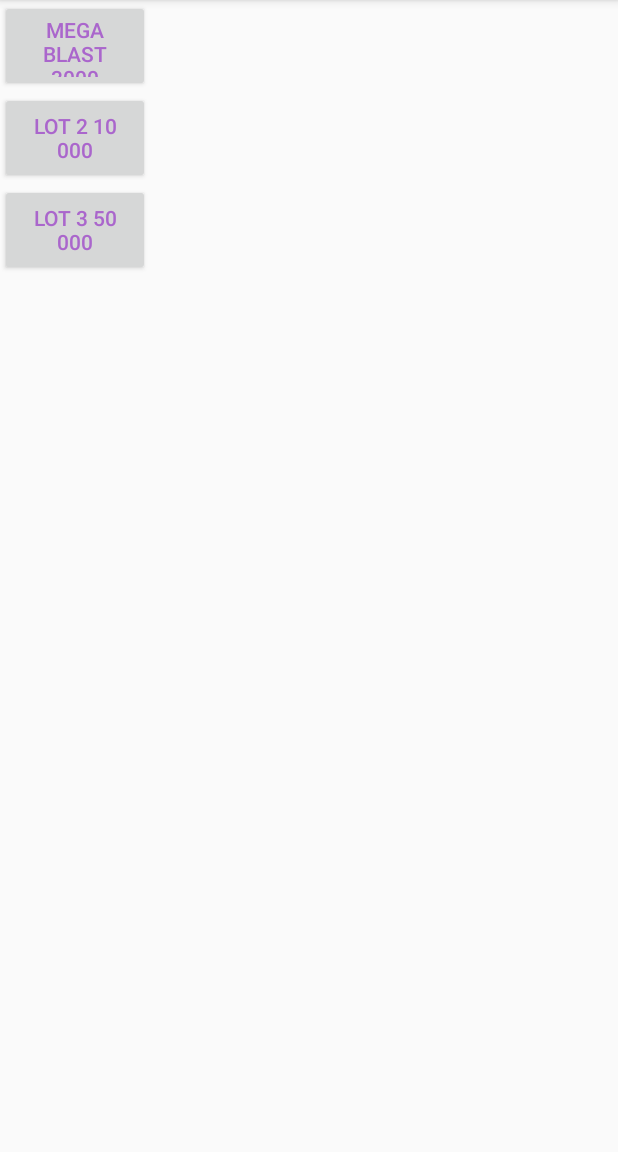
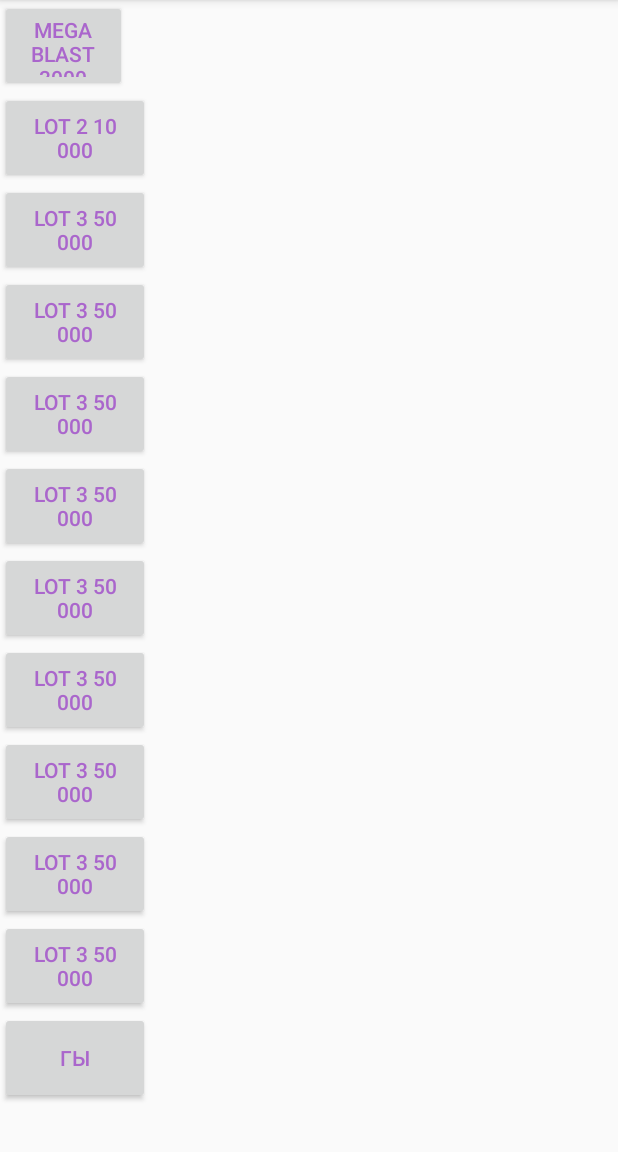
Before and after one commit to nikita0971/ClickAllOfThem, an Android app: the Shop screen opened directly, with no data from a screen before it, on a phone screen of 412 x 824 dp, the part 84-1236 px from its top. Run offline under Robolectric (Android 15) with nearby library versions, the phone set to English and light mode, and no system bars.

Commit message:
Added scroll

```diff
--- a/app/src/main/java/com/example/myapplication/Shop.java
+++ b/app/src/main/java/com/example/myapplication/Shop.java
@@ -1,7 +1,11 @@
 package com.example.myapplication;
 
+import android.content.Intent;
 import android.support.v7.app.AppCompatActivity;
 import android.os.Bundle;
+import android.view.View;
+import android.widget.Button;
+import android.widget.TextView;
 
 public class Shop extends AppCompatActivity {
 
@@ -9,5 +13,22 @@ public class Shop extends AppCompatActivity {
     protected void onCreate(Bundle savedInstanceState) {
         super.onCreate(savedInstanceState);
         setContentView(R.layout.activity_shop);
+
+
+
+
+        final long[] mon = {100000};
+
+        Button button = (Button) findViewById(R.id.button1);
+        final Shop this_ = this;
+        View.OnClickListener listener = new View.OnClickListener() {
+            @Override
+            public void onClick(View v) {
+                Intent intent = new Intent(this_, Shop.class);
+                mon[0] -=  100;
+            }
+        };
+        button.setOnClickListener(listener);
+
     }
 }
--- a/app/src/main/res/layout/activity_shop.xml
+++ b/app/src/main/res/layout/activity_shop.xml
@@ -1,17 +1,33 @@
 <?xml version="1.0" encoding="utf-8"?>
+<ScrollView xmlns:android="http://schemas.android.com/apk/res/android"
+    xmlns:tools="http://schemas.android.com/tools"
+    android:id="@+id/scrollView1"
+    android:layout_width="match_parent"
+    android:layout_height="match_parent" >
+
 <RelativeLayout
     xmlns:android="http://schemas.android.com/apk/res/android"
+    xmlns:tools="http://schemas.android.com/tools"
     xmlns:app="http://schemas.android.com/apk/res-auto"
-    xmlns:tools="http://schemas.android.com/tools"
     android:layout_width="match_parent"
     android:layout_height="match_parent"
-    tools:context="com.example.myapplication.Shop">
+    tools:context="com.example.myapplication.Shop"
+    android:orientation="vertical">
+
+
+
+
     <Button
         android:layout_width="100dp"
         android:layout_height="61dp"
         android:text="mega blast 3000"
         android:textColor="@android:color/holo_purple"
-        android:id="@+id/button1" />
+        android:id="@+id/button1"
+        android:layout_alignParentTop="true"
+        android:layout_alignRight="@+id/button2"
+        android:layout_alignEnd="@+id/button2"
+        android:layout_marginRight="15dp"
+        android:layout_marginEnd="15dp" />
     <Button
         android:layout_width="100dp"
         android:layout_height="61dp"
@@ -30,6 +46,91 @@
         android:layout_below="@+id/button2"
         android:layout_alignParentLeft="true"
         android:layout_alignParentStart="true" />
+    <Button
+        android:layout_width="100dp"
+        android:layout_height="61dp"
+        android:text="lot 3 50 000"
+        android:id="@+id/button4"
+        android:textColor="@android:color/holo_purple"
+        android:layout_below="@+id/button3"
+        android:layout_alignParentLeft="true"
+        android:layout_alignParentStart="true" />
+
+    <Button
+        android:layout_width="100dp"
+        android:layout_height="61dp"
+        android:text="lot 3 50 000"
+        android:id="@+id/button5"
+        android:textColor="@android:color/holo_purple"
+        android:layout_below="@+id/button4"
+        android:layout_alignParentLeft="true"
+        android:layout_alignParentStart="true" />
+    <Button
+        android:layout_width="100dp"
+        android:layout_height="61dp"
+        android:text="lot 3 50 000"
+        android:id="@+id/button6"
+        android:textColor="@android:color/holo_purple"
+        android:layout_below="@+id/button5"
+        android:layout_alignParentLeft="true"
+        android:layout_alignParentStart="true" />
+    <Button
+        android:layout_width="100dp"
+        android:layout_height="61dp"
+        android:text="lot 3 50 000"
+        android:id="@+id/button7"
+        android:textColor="@android:color/holo_purple"
+        android:layout_below="@+id/button6"
+        android:layout_alignParentLeft="true"
+        android:layout_alignParentStart="true" />
+    <Button
+        android:layout_width="100dp"
+        android:layout_height="61dp"
+        android:text="lot 3 50 000"
+        android:id="@+id/button8"
+        android:textColor="@android:color/holo_purple"
+        android:layout_below="@+id/button7"
+        android:layout_alignParentLeft="true"
+        android:layout_alignParentStart="true" />
+    <Button
+        android:layout_width="100dp"
+        android:layout_height="61dp"
+        android:text="lot 3 50 000"
+        android:id="@+id/button9"
+        android:textColor="@android:color/holo_purple"
+        android:layout_below="@+id/button8"
+        android:layout_alignParentLeft="true"
+        android:layout_alignParentStart="true" />
+    <Button
+        android:layout_width="100dp"
+        android:layout_height="61dp"
+        android:text="lot 3 50 000"
+        android:id="@+id/button10"
+        android:textColor="@android:color/holo_purple"
+        android:layout_below="@+id/button9"
+        android:layout_alignParentLeft="true"
+        android:layout_alignParentStart="true" />
+    <Button
+        android:layout_width="100dp"
+        android:layout_height="61dp"
+        android:text="lot 3 50 000"
+        android:id="@+id/button11"
+        android:textColor="@android:color/holo_purple"
+        android:layout_below="@+id/button10"
+        android:layout_alignParentLeft="true"
+        android:layout_alignParentStart="true" />
+    <Button
+        android:layout_width="100dp"
+        android:layout_height="61dp"
+        android:text="гы"
+        android:id="@+id/button12"
+        android:textColor="@android:color/holo_purple"
+        android:layout_below="@+id/button11"
+        android:layout_alignParentLeft="true"
+        android:layout_alignParentStart="true" />
+
+
 
 
 </RelativeLayout>
+    </ScrollView>
```
